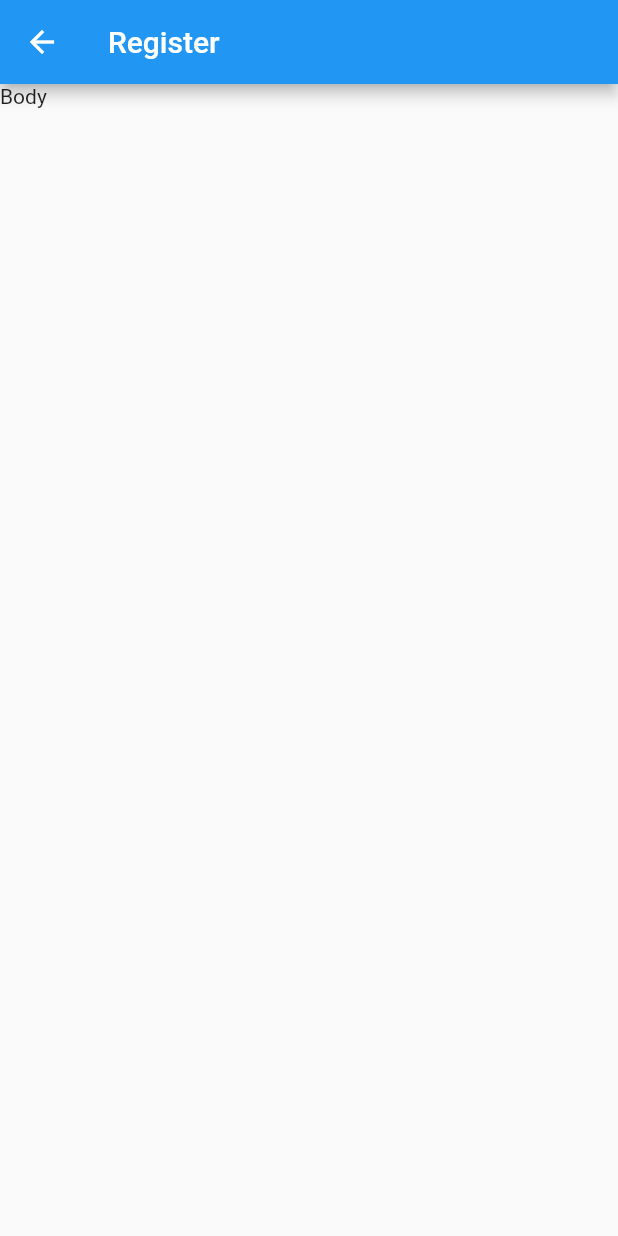
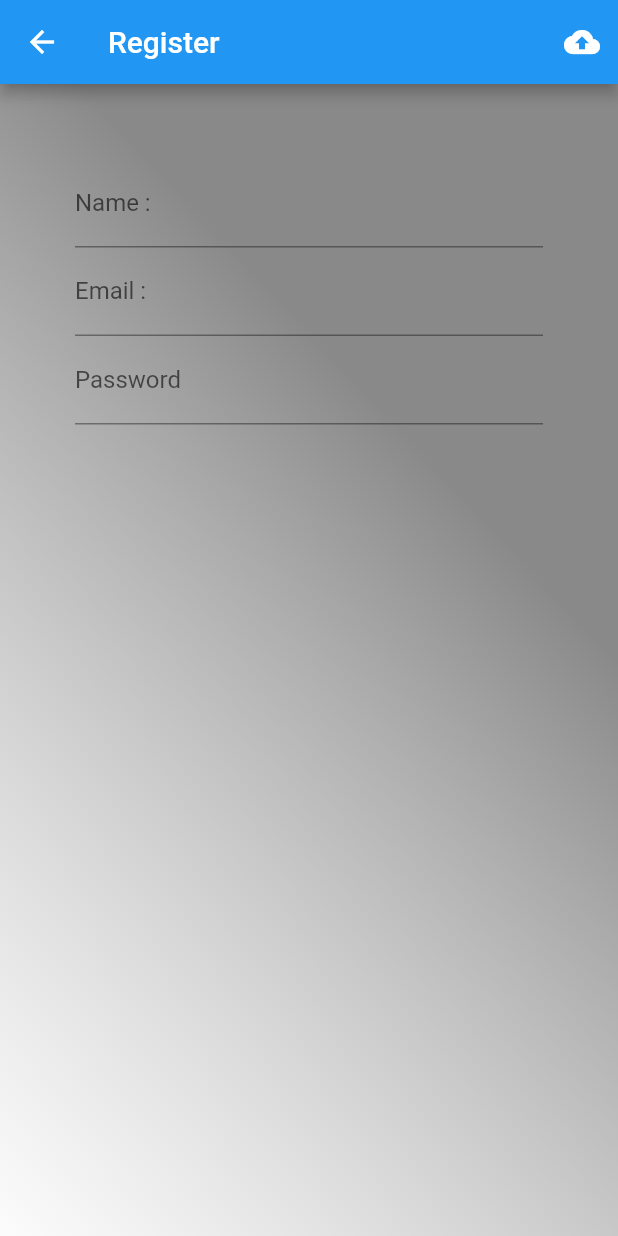
Before and after one commit to hongyot/mo_authen, a Flutter app: the screen it shows after launch, after a tap on "Sign Up", on a phone screen of 412 x 824 dp. Run offline on Flutter 3.47's test engine with Material 2 defaults, Android fonts, the phone set to English and light mode, and no system bars.

Commit message:
Design user interface Register page finish

```diff
--- a/lib/main.dart
+++ b/lib/main.dart
@@ -40,6 +40,7 @@ class _HomePageState extends State<HomePage> {
 
   Widget EmailTextField() {
     return TextFormField(
+      style: TextStyle(color: Colors.black),
       decoration:
           InputDecoration(labelText: 'Email : ', hintText: 'you@email.com'),
     );
@@ -47,6 +48,7 @@ class _HomePageState extends State<HomePage> {
 
   Widget passwordTextFiedl() {
     return TextFormField(
+      style: TextStyle(color: Colors.black),
       decoration: InputDecoration(
           labelText: 'Password : ', hintText: 'More than 6 Charactor'),
     );
@@ -63,7 +65,7 @@ class _HomePageState extends State<HomePage> {
         print('You Clikc Singup');
         var registerroute = new MaterialPageRoute(
             builder: (BuildContext context) => RegisterPage());
-            Navigator.of(context).push(registerroute);
+        Navigator.of(context).push(registerroute);
       },
     );
   }
@@ -88,8 +90,8 @@ class _HomePageState extends State<HomePage> {
       body: Container(
         decoration: BoxDecoration(
             gradient: LinearGradient(
-                colors: [Colors.yellow[300], Colors.yellow[800]],
-                begin: Alignment(-1, -1))),
+                colors: [Colors.white30, Colors.black45],
+                begin: Alignment(-1, 1))),
         padding: EdgeInsets.only(top: 80.0),
         alignment: Alignment.center,
         child: Column(
@@ -111,11 +113,15 @@ class _HomePageState extends State<HomePage> {
               child: Row(
                 mainAxisAlignment: MainAxisAlignment.spaceAround,
                 children: <Widget>[
-                  Container(
-                    alignment: Alignment.centerRight,
-                    child: signinButton(),
+                  new Expanded(
+                    child: Container(
+
+                      child: signinButton(),
+                    ),
                   ),
-                  signupButton(context)
+                  new Expanded(
+                    child: signupButton(context),
+                  )
                 ],
               ),
             )
--- a/lib/screens/register_page.dart
+++ b/lib/screens/register_page.dart
@@ -6,12 +6,53 @@ class RegisterPage extends StatefulWidget {
 }
 
 class _RegisterPageState extends State<RegisterPage> {
+  Widget nameTextField() {
+    return TextFormField(
+      decoration: InputDecoration(labelText: 'Name : ', hintText: 'Full Name'),
+    );
+  }
+
+  Widget emailTextField() {
+    return TextFormField(
+      decoration:
+          InputDecoration(labelText: 'Email : ', hintText: 'You@email.com'),
+    );
+  }
+
+  Widget passwordTextField() {
+    return TextFormField(
+      decoration: InputDecoration(
+          labelText: 'Password', hintText: 'More than 6 Charector'),
+    );
+  }
+
   @override
   Widget build(BuildContext context) {
     return Scaffold(
-      body: Text('Body'),
+      body: Container(
+        decoration: BoxDecoration(
+            gradient: LinearGradient(
+                colors: [Colors.white30, Colors.black45],
+                begin: Alignment(-1, 1))),
+        padding: EdgeInsets.only(left: 50.0, top: 50.0, right: 50.0),
+        child: Column(
+          children: <Widget>[
+            nameTextField(),
+            emailTextField(),
+            passwordTextField()
+          ],
+        ),
+      ),
       appBar: AppBar(
         title: Text('Register'),
+        actions: <Widget>[
+          IconButton(tooltip: 'Upload Register Informaiton',
+            icon: Icon(Icons.cloud_upload),
+            onPressed: () {
+              print('Click upload');
+            },
+          )
+        ],
       ),
     );
   }
```
